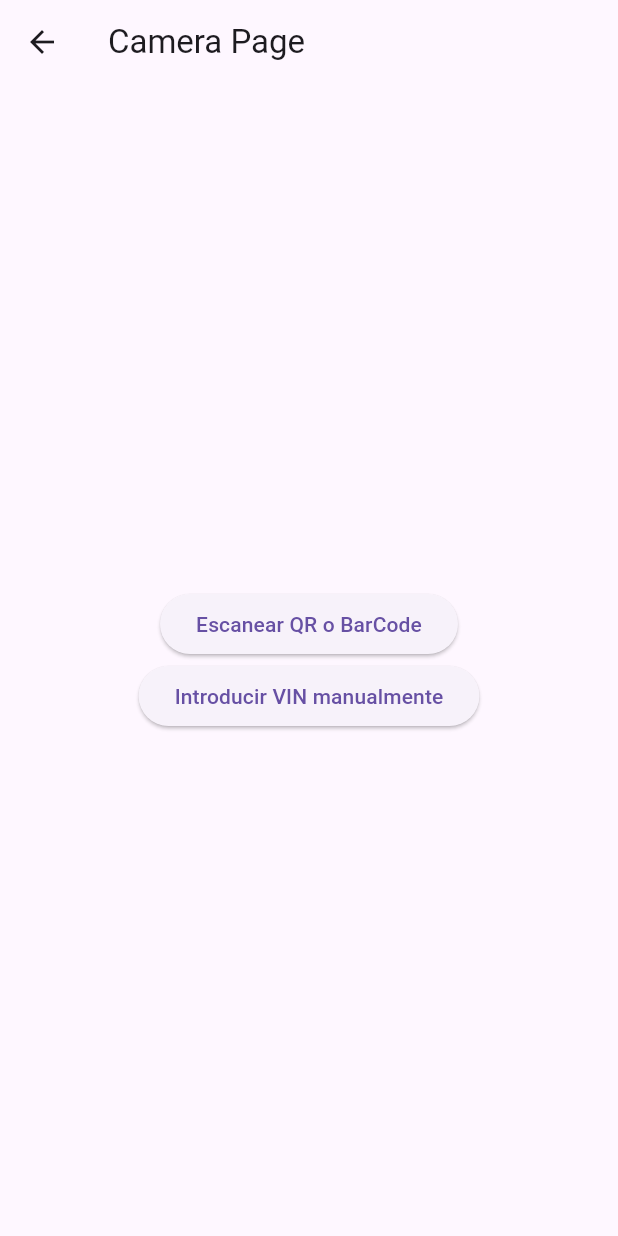
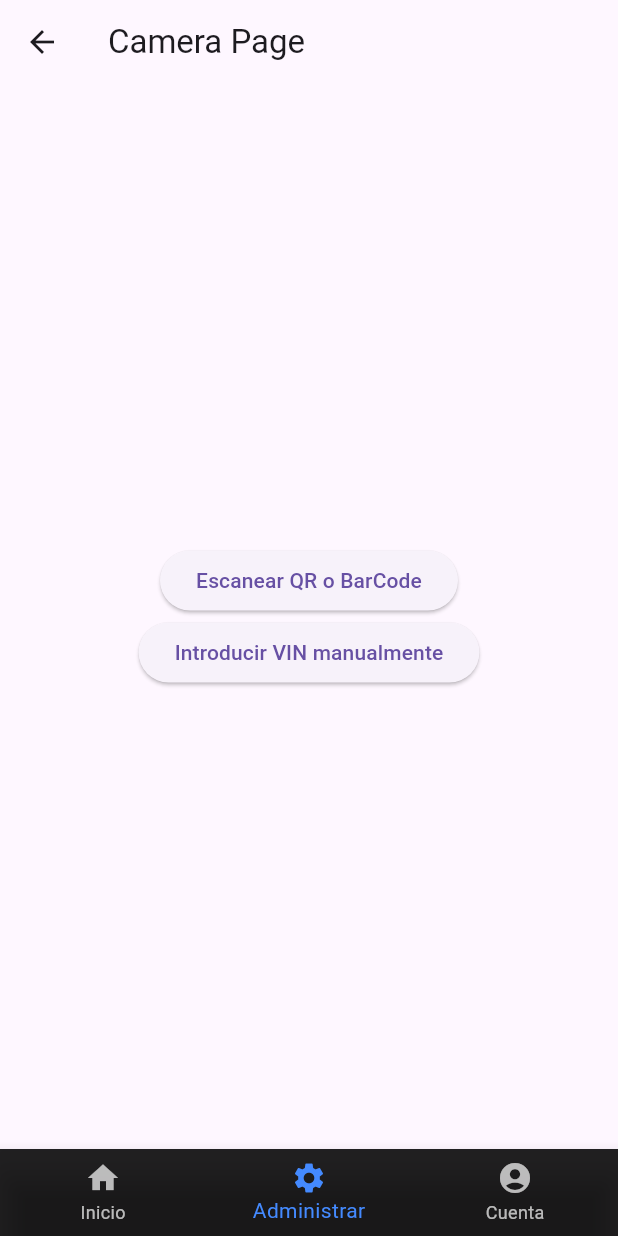
Before and after one commit to jmonaste/Flutter_App, a Flutter app: the CameraPage screen opened directly with empty values, on a phone screen of 412 x 824 dp. Run offline on Flutter 3.47's test engine with Material 3 defaults, Android fonts, the phone set to English and light mode, and no system bars; our stand-ins replace image_picker.

Commit message:
footer en la camera_page

```diff
--- a/lib/camera_page.dart
+++ b/lib/camera_page.dart
@@ -4,7 +4,8 @@ import 'package:flutter/foundation.dart';
 import 'package:flutter/material.dart';
 import 'package:http/http.dart' as http;
 import 'package:image_picker/image_picker.dart';
-import 'package:http_parser/http_parser.dart';  // Importar para manejar tipos MIME
+import 'package:http_parser/http_parser.dart';
+import 'home_page.dart';  // Importa HomePage para la navegación de "Inicio"
 
 class CameraPage extends StatefulWidget {
   final String token;
@@ -21,6 +22,7 @@ class _CameraPageState extends State<CameraPage> {
   String? _vin;
   List<Map<String, dynamic>> detectedCodes = [];
   final picker = ImagePicker();
+  int _selectedIndex = 1;  // Por defecto, el índice estará en "Administrar"
 
   Future<void> _scanQRorBarcode() async {
     final pickedFile = await picker.pickImage(source: ImageSource.camera);
@@ -209,6 +211,24 @@ class _CameraPageState extends State<CameraPage> {
     );
   }
 
+  // Método para manejar la navegación del BottomNavigationBar
+  void _onItemTapped(int index) {
+    setState(() {
+      _selectedIndex = index;
+    });
+
+    if (index == 0) {
+      Navigator.pushReplacement(
+        context,
+        MaterialPageRoute(
+          builder: (context) => HomePage(token: widget.token),
+        ),
+      );
+    } else if (index == 2) {
+      // Lógica para el botón "Cuenta"
+    }
+  }
+
   @override
   Widget build(BuildContext context) {
     return Scaffold(
@@ -232,6 +252,27 @@ class _CameraPageState extends State<CameraPage> {
           ],
         ),
       ),
+      bottomNavigationBar: BottomNavigationBar(
+        items: const <BottomNavigationBarItem>[
+          BottomNavigationBarItem(
+            icon: Icon(Icons.home),
+            label: 'Inicio',
+          ),
+          BottomNavigationBarItem(
+            icon: Icon(Icons.settings),
+            label: 'Administrar',
+          ),
+          BottomNavigationBarItem(
+            icon: Icon(Icons.account_circle),
+            label: 'Cuenta',
+          ),
+        ],
+        currentIndex: _selectedIndex,
+        selectedItemColor: Colors.blueAccent,
+        unselectedItemColor: Colors.white70,
+        backgroundColor: Colors.black87,
+        onTap: _onItemTapped,
+      ),
     );
   }
 }
```
